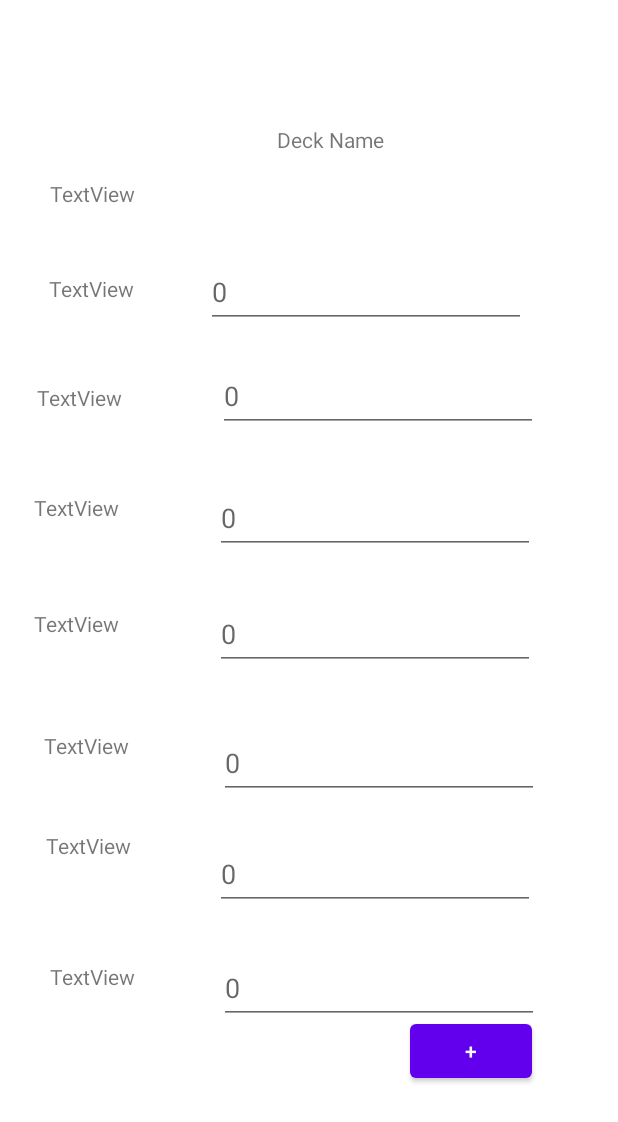
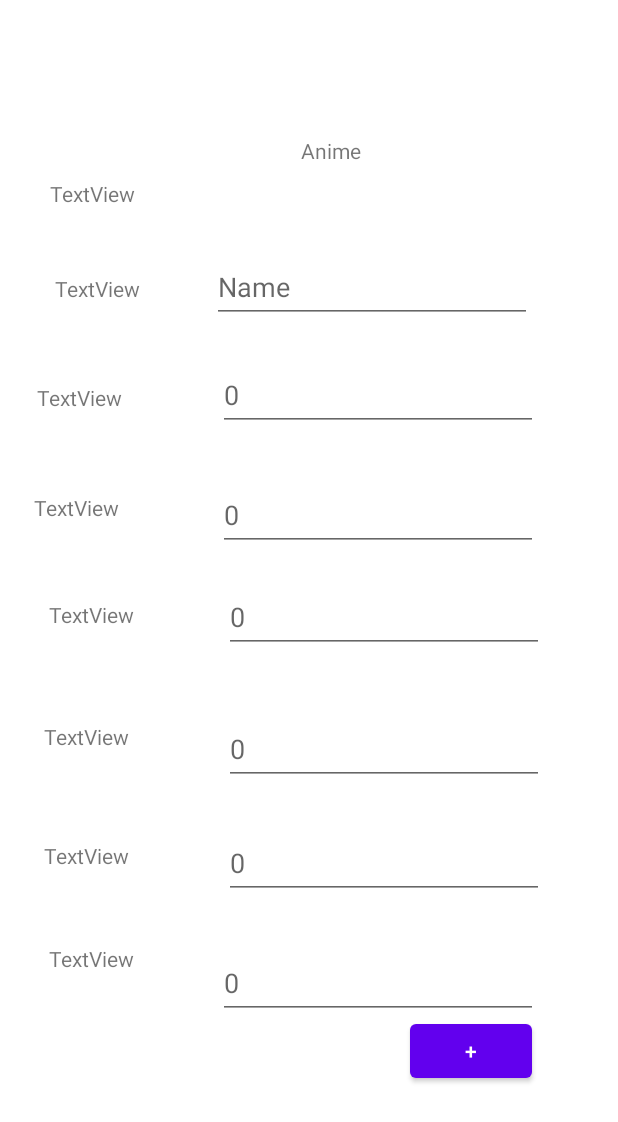
Before and after one commit to akinolajaye/androidapp, an Android app: the CreateCard screen opened through its navigation route, on a phone screen of 412 x 824 dp. Shown: the top 1122 px of the screen. Run offline under Robolectric (Android 15) with nearby library versions, the phone set to English and light mode, and no system bars; 1 statement that could not run was skipped.

Commit message:
add character not image

```diff
--- a/gamepark/app/src/main/java/com/example/gamepark/CreateCard.java
+++ b/gamepark/app/src/main/java/com/example/gamepark/CreateCard.java
@@ -10,7 +10,10 @@ import androidx.fragment.app.Fragment;
 import android.view.LayoutInflater;
 import android.view.View;
 import android.view.ViewGroup;
+import android.widget.Button;
+import android.widget.EditText;
 import android.widget.TextView;
+import android.widget.Toast;
 
 import java.util.ArrayList;
 
@@ -40,6 +43,7 @@ public class CreateCard extends Fragment {
 
         ArrayList<TextView> card_lbl= new ArrayList<>();
 
+
         card_lbl.add((TextView) view.findViewById(R.id.char_img_lbl));
         card_lbl.add((TextView) view.findViewById(R.id.char_name_lbl));
         card_lbl.add((TextView) view.findViewById(R.id.stat1_lbl));
@@ -48,9 +52,20 @@ public class CreateCard extends Fragment {
         card_lbl.add((TextView) view.findViewById(R.id.stat4_lbl));
         card_lbl.add((TextView) view.findViewById(R.id.stat5_lbl));
         card_lbl.add((TextView) view.findViewById(R.id.stat6_lbl));
+        TextView deck_lbl=(TextView) view.findViewById(R.id.deck_name_lbl);
+        deck_lbl.setText("Anime");
 
-        TextView deck_lbl=(TextView) view.findViewById(R.id.deck_name_lbl);
-        //deck_lbl.setText("Anime");
+
+        ArrayList<EditText> card_stats= new ArrayList<>();
+        card_stats.add((EditText) view.findViewById(R.id.char_name));
+        card_stats.add((EditText) view.findViewById(R.id.stat1));
+        card_stats.add((EditText) view.findViewById(R.id.stat2));
+        card_stats.add((EditText) view.findViewById(R.id.stat3));
+        card_stats.add((EditText) view.findViewById(R.id.stat4));
+        card_stats.add((EditText) view.findViewById(R.id.stat5));
+        card_stats.add((EditText) view.findViewById(R.id.stat6));
+
+
 
         DBHandler myDB = new DBHandler (getContext());
         Cursor cursor = myDB.getDeckStats();
@@ -58,11 +73,33 @@ public class CreateCard extends Fragment {
         cursor.moveToNext();
 
         for(int i=0;i<card_lbl.size();i++){
-
-
             card_lbl.get(i).setText(cursor.getString(1));
             cursor.moveToNext();
         }
+
+        Button addCard = (Button) view.findViewById(R.id.add_char);
+        addCard.setOnClickListener(new View.OnClickListener() {
+            @Override
+            public void onClick(View view) {
+
+                DBHandler myDB = new DBHandler (getContext());
+
+
+                myDB.addCardToDeck(deck_lbl.getText().toString(),
+                        card_lbl.get(1).getText().toString(),card_stats.get(0).getText().toString(),
+                        card_lbl.get(2).getText().toString(),card_stats.get(1).getText().toString(),
+                        card_lbl.get(3).getText().toString(),card_stats.get(2).getText().toString(),
+                        card_lbl.get(4).getText().toString(),card_stats.get(3).getText().toString(),
+                        card_lbl.get(5).getText().toString(),card_stats.get(4).getText().toString(),
+                        card_lbl.get(6).getText().toString(),card_stats.get(5).getText().toString(),
+                        card_lbl.get(7).getText().toString(),card_stats.get(6).getText().toString()
+                        );
+
+
+
+            }
+
+        });
 
 
 
--- a/gamepark/app/src/main/java/com/example/gamepark/DBHandler.java
+++ b/gamepark/app/src/main/java/com/example/gamepark/DBHandler.java
@@ -12,7 +12,7 @@ import androidx.annotation.Nullable;
 public class DBHandler extends SQLiteOpenHelper {
 
     private static final String DB_NAME="decks.db";
-    private static final int DB_VERSION=2;
+    private static final int DB_VERSION=1;
 
     public String x=DB_NAME;
 
@@ -69,4 +69,32 @@ public class DBHandler extends SQLiteOpenHelper {
         return cursor;
 
     }
+
+    public void addCardToDeck(String TABLE_NAME,
+                              String CHAR_NAME_COL,String char_name,
+                              String STAT1_COL,String stat1,
+                              String STAT2_COL,String stat2,
+                              String STAT3_COL,String stat3,
+                              String STAT4_COL,String stat4,
+                              String STAT5_COL,String stat5,
+                              String STAT6_COL,String stat6
+                              ){
+
+        SQLiteDatabase db=this.getWritableDatabase();
+        ContentValues card = new ContentValues();
+
+        card.put(CHAR_NAME_COL,char_name);
+        card.put(STAT1_COL,stat1);
+        card.put(STAT2_COL,stat2);
+        card.put(STAT3_COL,stat3);
+        card.put(STAT4_COL,stat4);
+        card.put(STAT5_COL,stat5);
+        card.put(STAT6_COL,stat6);
+
+        db.insert(TABLE_NAME,null,card);
+        db.close();
+
+
+
+    }
 }
--- a/gamepark/app/src/main/java/com/example/gamepark/NewDeck.java
+++ b/gamepark/app/src/main/java/com/example/gamepark/NewDeck.java
@@ -66,8 +66,8 @@ public class NewDeck extends Fragment {
                     }
                 });*/
 
-                /*myDB.newDeck(name_of_deck,stat1_val,stat2_val,
-                        stat3_val,stat4_val,stat5_val,stat6_val);*/
+                myDB.newDeck(name_of_deck,stat1_val,stat2_val,
+                        stat3_val,stat4_val,stat5_val,stat6_val);
 
 
                 NavController navController= Navigation.findNavController(view);
--- a/gamepark/app/src/main/res/layout/fragment_create_card.xml
+++ b/gamepark/app/src/main/res/layout/fragment_create_card.xml
@@ -10,12 +10,13 @@
         android:id="@+id/deck_name_lbl"
         android:layout_width="wrap_content"
         android:layout_height="wrap_content"
-        android:layout_marginTop="36dp"
         android:text="Deck Name"
+        app:layout_constraintBottom_toBottomOf="parent"
         app:layout_constraintEnd_toEndOf="parent"
-        app:layout_constraintHorizontal_bias="0.542"
+        app:layout_constraintHorizontal_bias="0.539"
         app:layout_constraintStart_toStartOf="parent"
-        app:layout_constraintTop_toTopOf="parent" />
+        app:layout_constraintTop_toTopOf="parent"
+        app:layout_constraintVertical_bias="0.061" />
 
     <TextView
         android:id="@+id/char_img_lbl"
@@ -52,7 +53,7 @@
         android:layout_width="wrap_content"
         android:layout_height="wrap_content"
         android:layout_marginTop="54dp"
-        android:layout_marginEnd="64dp"
+        android:layout_marginEnd="66dp"
         android:text="TextView"
         app:layout_constraintEnd_toStartOf="@+id/stat2"
         app:layout_constraintTop_toBottomOf="@+id/stat1_lbl" />
@@ -61,8 +62,8 @@
         android:id="@+id/stat3_lbl"
         android:layout_width="wrap_content"
         android:layout_height="wrap_content"
-        android:layout_marginTop="58dp"
-        android:layout_marginEnd="64dp"
+        android:layout_marginTop="52dp"
+        android:layout_marginEnd="60dp"
         android:text="TextView"
         app:layout_constraintEnd_toStartOf="@+id/stat3"
         app:layout_constraintTop_toBottomOf="@+id/stat2_lbl" />
@@ -72,7 +73,7 @@
         android:layout_width="wrap_content"
         android:layout_height="wrap_content"
         android:layout_marginTop="62dp"
-        android:layout_marginEnd="60dp"
+        android:layout_marginEnd="63dp"
         android:text="TextView"
         app:layout_constraintEnd_toStartOf="@+id/stat4"
         app:layout_constraintTop_toBottomOf="@+id/stat3_lbl" />
@@ -81,8 +82,8 @@
         android:id="@+id/stat5_lbl"
         android:layout_width="wrap_content"
         android:layout_height="wrap_content"
-        android:layout_marginTop="47dp"
-        android:layout_marginEnd="56dp"
+        android:layout_marginTop="60dp"
+        android:layout_marginEnd="63dp"
         android:text="TextView"
         app:layout_constraintEnd_toStartOf="@+id/stat5"
         app:layout_constraintTop_toBottomOf="@+id/stat4_lbl" />
@@ -92,7 +93,7 @@
         android:layout_width="wrap_content"
         android:layout_height="wrap_content"
         android:layout_marginEnd="56dp"
-        android:layout_marginBottom="116dp"
+        android:layout_marginBottom="128dp"
         android:text="TextView"
         app:layout_constraintBottom_toBottomOf="parent"
         app:layout_constraintEnd_toStartOf="@+id/stat6" />
@@ -101,92 +102,14 @@
         android:id="@+id/char_name"
         android:layout_width="wrap_content"
         android:layout_height="wrap_content"
-        android:layout_marginTop="68dp"
-        android:layout_marginEnd="60dp"
+        android:layout_marginTop="120dp"
+        android:layout_marginEnd="56dp"
         android:ems="10"
-        android:hint="0"
+        android:hint="Name"
         android:inputType="textPersonName"
         android:minHeight="48dp"
         app:layout_constraintEnd_toEndOf="parent"
-        app:layout_constraintTop_toBottomOf="@+id/deck_name_lbl" />
-
-    <EditText
-        android:id="@+id/stat1"
-        android:layout_width="wrap_content"
-        android:layout_height="wrap_content"
-        android:layout_marginTop="21dp"
-        android:layout_marginEnd="52dp"
-        android:ems="10"
-        android:hint="0"
-        android:inputType="textPersonName"
-        android:minHeight="48dp"
-        app:layout_constraintEnd_toEndOf="parent"
-        app:layout_constraintTop_toBottomOf="@+id/char_name" />
-
-    <EditText
-        android:id="@+id/stat2"
-        android:layout_width="wrap_content"
-        android:layout_height="wrap_content"
-        android:layout_marginTop="33dp"
-        android:layout_marginEnd="54dp"
-        android:ems="10"
-        android:hint="0"
-        android:inputType="textPersonName"
-        android:minHeight="48dp"
-        app:layout_constraintEnd_toEndOf="parent"
-        app:layout_constraintTop_toBottomOf="@+id/stat1" />
-
-    <EditText
-        android:id="@+id/stat3"
-        android:layout_width="wrap_content"
-        android:layout_height="wrap_content"
-        android:layout_marginTop="29dp"
-        android:layout_marginEnd="54dp"
-        android:ems="10"
-        android:hint="0"
-        android:inputType="textPersonName"
-        android:minHeight="48dp"
-        app:layout_constraintEnd_toEndOf="parent"
-        app:layout_constraintTop_toBottomOf="@+id/stat2" />
-
-    <EditText
-        android:id="@+id/stat4"
-        android:layout_width="wrap_content"
-        android:layout_height="wrap_content"
-        android:layout_marginTop="38dp"
-        android:layout_marginEnd="51dp"
-        android:ems="10"
-        android:hint="0"
-        android:inputType="textPersonName"
-        android:minHeight="48dp"
-        app:layout_constraintEnd_toEndOf="parent"
-        app:layout_constraintTop_toBottomOf="@+id/stat3" />
-
-    <EditText
-        android:id="@+id/stat5"
-        android:layout_width="wrap_content"
-        android:layout_height="wrap_content"
-        android:layout_marginTop="26dp"
-        android:layout_marginEnd="54dp"
-        android:ems="10"
-        android:hint="0"
-        android:inputType="textPersonName"
-        android:minHeight="48dp"
-        app:layout_constraintEnd_toEndOf="parent"
-        app:layout_constraintTop_toBottomOf="@+id/stat4" />
-
-    <EditText
-        android:id="@+id/stat6"
-        android:layout_width="wrap_content"
-        android:layout_height="wrap_content"
-        android:layout_marginTop="28dp"
-        android:layout_marginEnd="51dp"
-        android:ems="10"
-        android:hint="0"
-        android:inputType="textPersonName"
-        android:minHeight="48dp"
-        app:layout_constraintEnd_toEndOf="parent"
-        app:layout_constraintTop_toBottomOf="@+id/stat5" />
+        app:layout_constraintTop_toTopOf="parent" />
 
     <Button
         android:id="@+id/add_char"
@@ -197,4 +120,82 @@
         android:text="+"
         app:layout_constraintBottom_toBottomOf="parent"
         app:layout_constraintEnd_toEndOf="parent" />
+
+    <EditText
+        android:id="@+id/stat1"
+        android:layout_width="wrap_content"
+        android:layout_height="wrap_content"
+        android:layout_marginTop="192dp"
+        android:layout_marginEnd="52dp"
+        android:ems="10"
+        android:hint="0"
+        android:inputType="number"
+        android:minHeight="48dp"
+        app:layout_constraintEnd_toEndOf="parent"
+        app:layout_constraintTop_toTopOf="parent" />
+
+    <EditText
+        android:id="@+id/stat2"
+        android:layout_width="wrap_content"
+        android:layout_height="wrap_content"
+        android:layout_marginTop="272dp"
+        android:layout_marginEnd="52dp"
+        android:ems="10"
+        android:hint="0"
+        android:inputType="number"
+        android:minHeight="48dp"
+        app:layout_constraintEnd_toEndOf="parent"
+        app:layout_constraintTop_toTopOf="parent" />
+
+    <EditText
+        android:id="@+id/stat3"
+        android:layout_width="wrap_content"
+        android:layout_height="wrap_content"
+        android:layout_marginTop="340dp"
+        android:layout_marginEnd="48dp"
+        android:ems="10"
+        android:hint="0"
+        android:inputType="number"
+        android:minHeight="48dp"
+        app:layout_constraintEnd_toEndOf="parent"
+        app:layout_constraintTop_toTopOf="parent" />
+
+    <EditText
+        android:id="@+id/stat4"
+        android:layout_width="wrap_content"
+        android:layout_height="wrap_content"
+        android:layout_marginTop="428dp"
+        android:layout_marginEnd="48dp"
+        android:ems="10"
+        android:hint="0"
+        android:inputType="number"
+        android:minHeight="48dp"
+        app:layout_constraintEnd_toEndOf="parent"
+        app:layout_constraintTop_toTopOf="parent" />
+
+    <EditText
+        android:id="@+id/stat5"
+        android:layout_width="wrap_content"
+        android:layout_height="wrap_content"
+        android:layout_marginTop="504dp"
+        android:layout_marginEnd="48dp"
+        android:ems="10"
+        android:hint="0"
+        android:inputType="number"
+        android:minHeight="48dp"
+        app:layout_constraintEnd_toEndOf="parent"
+        app:layout_constraintTop_toTopOf="parent" />
+
+    <EditText
+        android:id="@+id/stat6"
+        android:layout_width="wrap_content"
+        android:layout_height="wrap_content"
+        android:layout_marginTop="584dp"
+        android:layout_marginEnd="52dp"
+        android:ems="10"
+        android:hint="0"
+        android:inputType="number"
+        android:minHeight="48dp"
+        app:layout_constraintEnd_toEndOf="parent"
+        app:layout_constraintTop_toTopOf="parent" />
 </androidx.constraintlayout.widget.ConstraintLayout>
```
